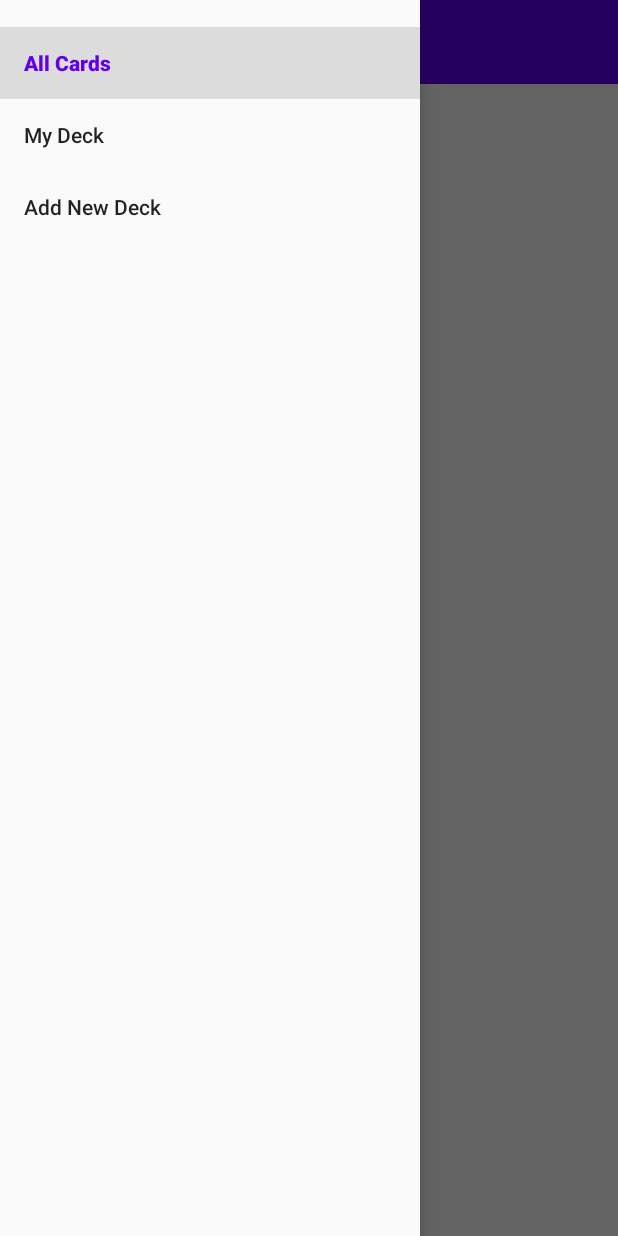
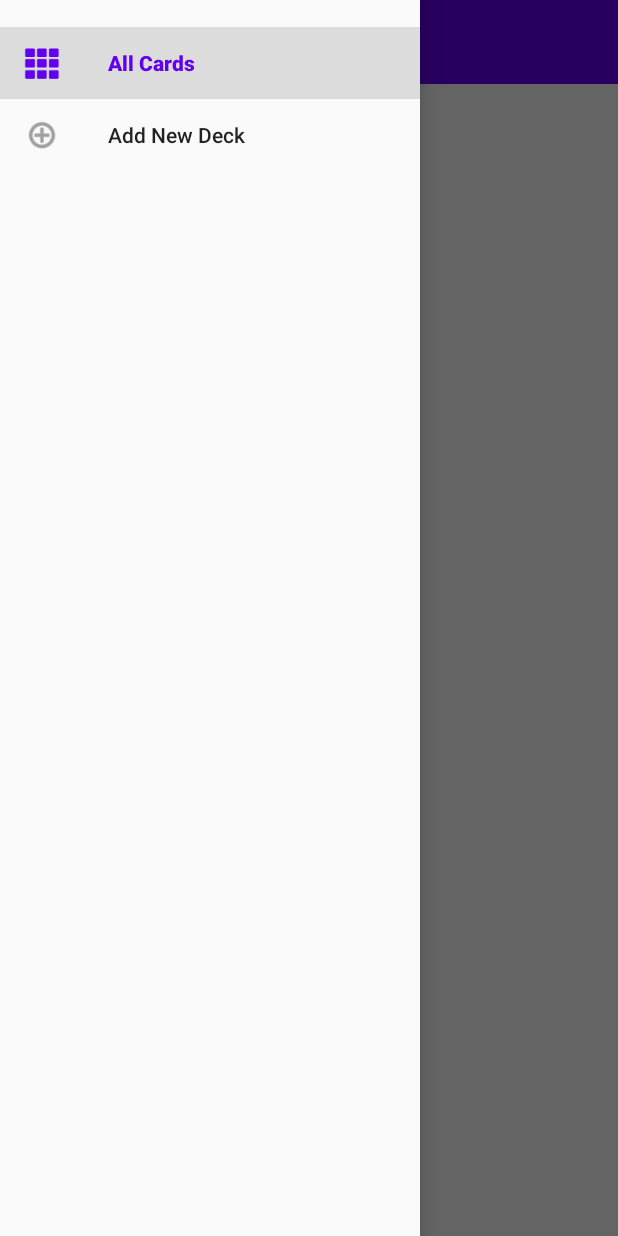
Before and after one commit to JairZijp/HSDeckMaker, an Android app: the fragment DeckFragment placed in its activity, with the side drawer open, on a phone screen of 412 x 824 dp. Run offline under Robolectric (Android 15) with nearby library versions, the phone set to English and light mode, and no system bars; our stand-ins replace Room's generated code; pictures from the network do not load; 3 statements that could not run were skipped.

Commit message:
add deck pages

```diff
--- a/app/src/main/java/com/example/hsdeckmaker/database/CardDao.kt
+++ b/app/src/main/java/com/example/hsdeckmaker/database/CardDao.kt
@@ -26,7 +26,7 @@ interface CardDao {
     suspend fun insertDeck(deck: Deck)
 
     @Query("SELECT * FROM cards WHERE deck_id = :deckId")
-    fun getCardsFromDeck(deckId: Int): List<Deck>
+    fun getCardsFromDeck(deckId: Int): List<CardItem>
 
     @Query("SELECT * FROM decks")
     fun getDecks(): List<Deck>
--- a/app/src/main/java/com/example/hsdeckmaker/ui/CardSingleViewModel.kt
+++ b/app/src/main/java/com/example/hsdeckmaker/ui/CardSingleViewModel.kt
@@ -20,14 +20,9 @@ class CardSingleViewModel(application: Application) : AndroidViewModel(applicati
 
     fun setCard(card:CardItem) = cardItem.setValue(card)
 
-    fun getCardsFromDeck(deck_id: Int): List<Deck> {
-        return cardRepository.getCardsFromDeck(deck_id);
-    }
-
     // Check if card is already in deck
     fun isCardInDeck(card_id: String, deck_id: Int?) : Boolean {
         val check = cardRepository.isCardInDeck(card_id, deck_id!!)
-        Log.d("isCardInDeck : ", check.toString())
 
         if (check == 1) {
             return true
--- a/app/src/main/java/com/example/hsdeckmaker/ui/DeckViewModel.kt
+++ b/app/src/main/java/com/example/hsdeckmaker/ui/DeckViewModel.kt
@@ -1,20 +1,33 @@
 package com.example.hsdeckmaker.ui
 
 import android.app.Application
+import android.util.Log
 import androidx.lifecycle.AndroidViewModel
+import androidx.lifecycle.LiveData
 import androidx.lifecycle.MutableLiveData
 import com.example.hsdeckmaker.database.CardRepository
+import com.example.hsdeckmaker.model.Card
 import com.example.hsdeckmaker.model.CardItem
 import com.example.hsdeckmaker.model.Deck
 import kotlinx.coroutines.CoroutineScope
 import kotlinx.coroutines.Dispatchers
 import kotlinx.coroutines.launch
+import retrofit2.Call
+import retrofit2.Callback
+import retrofit2.Response
 
 class DeckViewModel(application: Application) : AndroidViewModel(application) {
 
     private val cardsRepository = CardRepository(application.applicationContext)
     private val ioScope = CoroutineScope(Dispatchers.IO)
+    var cardsPage = ArrayList<CardItem>()
+    val error = MutableLiveData<String>()
     var name: String = ""
+
+    fun getCardsFromDeck(deckId: Int) {
+        cardsPage = cardsRepository.getCardsFromDeck(deckId) as ArrayList<CardItem>
+        Log.d("cardspage view", cardsPage.toString())
+    }
 
     fun insertDeck(deck: Deck) {
         ioScope.launch {
--- a/app/src/main/java/com/example/hsdeckmaker/ui/MainActivityViewModel.kt
+++ b/app/src/main/java/com/example/hsdeckmaker/ui/MainActivityViewModel.kt
@@ -20,14 +20,11 @@ class MainActivityViewModel(application: Application) : AndroidViewModel(applica
     private val cardsRepository = CardsRepository(application.applicationContext)
     val cardsPage = MutableLiveData<Card>()
     val error = MutableLiveData<String>()
-    val progressBarStatus = MutableLiveData<Boolean>(false)
 
     private val cardRepository = CardRepository(application.applicationContext)
     private val ioScope = CoroutineScope(Dispatchers.IO)
 
     fun getCards() {
-
-        progressBarStatus.value = true
         val call: Call<Card> = cardsRepository.getCards()
         call.enqueue(object : Callback<Card> {
             override fun onResponse(
--- a/app/src/main/java/com/example/hsdeckmaker/ui/fragments/DeckFragment.kt
+++ b/app/src/main/java/com/example/hsdeckmaker/ui/fragments/DeckFragment.kt
@@ -1,31 +1,98 @@
 package com.example.hsdeckmaker.ui.fragments
 
 import android.os.Bundle
+import android.util.Log
 import android.view.LayoutInflater
 import android.view.View
 import android.view.ViewGroup
+import android.view.ViewTreeObserver
+import android.widget.Toast
 import androidx.fragment.app.Fragment
+import androidx.fragment.app.FragmentTransaction
+import androidx.lifecycle.Observer
+import androidx.lifecycle.ViewModelProvider
+import androidx.lifecycle.ViewModelProviders
+import androidx.recyclerview.widget.GridLayoutManager
+import androidx.recyclerview.widget.RecyclerView
 import com.example.hsdeckmaker.R
+import com.example.hsdeckmaker.model.CardAdapter
+import com.example.hsdeckmaker.model.CardItem
+import com.example.hsdeckmaker.ui.CardSingleViewModel
+import com.example.hsdeckmaker.ui.DeckViewModel
+import com.example.hsdeckmaker.ui.MainActivityViewModel
+import kotlinx.android.synthetic.main.fragment_all_cards.view.*
 import kotlinx.android.synthetic.main.fragment_deck.view.*
 
 class DeckFragment : Fragment() {
 
+    private lateinit var viewModel: MainActivityViewModel
+    private lateinit var viewOfLayout: View
+    private lateinit var cardModel: CardSingleViewModel
+    private lateinit var deckModel: DeckViewModel
+    private val cards = ArrayList<CardItem>()
+    private val cardAdapter = CardAdapter(cards) {card -> onCardClick(card) }
+    private var deckName by FragmentArgumentDelegate<String>()
+    private var deckId by FragmentArgumentDelegate<Int>()
+
     companion object {
-        fun newInstance(): Fragment {
-            return DeckFragment()
+        fun newInstance(deckName: String, deckId: Int) = DeckFragment().apply {
+            this.deckName = deckName
+            this.deckId = deckId
         }
     }
 
     override fun onCreate(savedInstanceState: Bundle?) {
         super.onCreate(savedInstanceState)
+        initViewModel()
+        deckModel.getCardsFromDeck(deckId)
     }
 
     override fun onCreateView(inflater: LayoutInflater, container: ViewGroup?, savedInstanceState: Bundle?): View? {
-        return inflater.inflate(R.layout.fragment_deck, container, false)
+        viewOfLayout = inflater!!.inflate(R.layout.fragment_deck, container, false)
+        val gridLayoutManager = GridLayoutManager(activity, 2, RecyclerView.VERTICAL, false)
+        viewOfLayout.deckCards.layoutManager = gridLayoutManager
+
+        viewOfLayout.deckCards.viewTreeObserver.addOnGlobalLayoutListener(object : ViewTreeObserver.OnGlobalLayoutListener {
+            override fun onGlobalLayout() {
+                viewOfLayout.deckCards.viewTreeObserver.removeOnGlobalLayoutListener(this)
+                gridLayoutManager.requestLayout()
+            }
+        })
+
+        viewOfLayout.deckCards.adapter = cardAdapter
+        return viewOfLayout;
     }
 
     override fun onViewCreated(view: View, savedInstanceState: Bundle?) {
         super.onViewCreated(view, savedInstanceState)
-        view.textTitle.text=getString(R.string.my_deck)
+        Log.d("CaRDSS", deckModel.cardsPage.toString())
+        cards.addAll(deckModel.cardsPage)
+        getActivity()?.setTitle(deckName);
     }
+
+    private fun initViewModel() {
+        deckModel = ViewModelProvider(this).get(DeckViewModel::class.java)
+        viewModel = ViewModelProvider(this).get(MainActivityViewModel::class.java)
+
+        viewModel.error.observe(this, Observer {
+            Toast.makeText(getActivity(), it, Toast.LENGTH_LONG).show()
+        })
+    }
+
+    private fun onCardClick(card: CardItem) {
+        cardModel = ViewModelProviders.of(activity!!).get(CardSingleViewModel::class.java)
+        cardModel!!.setCard(card)
+
+        // TODO: create global method for this
+        // findNavController is not working for some reason, seems to be a problem with gradle version:
+        // https://stackoverflow.com/questions/51890039/android-unresolved-reference-findnavcontroller-error
+        // Alternative:
+        val myfragment = CardFragment()
+        val fragmentTransaction = fragmentManager!!.beginTransaction()
+        fragmentTransaction.replace(R.id.frameLayout, myfragment)
+        fragmentTransaction.setTransition(FragmentTransaction.TRANSIT_FRAGMENT_FADE)
+        fragmentTransaction.addToBackStack(null)
+        fragmentTransaction.commit()
+    }
+
 }
--- a/app/src/main/res/menu/nav_view.xml
+++ b/app/src/main/res/menu/nav_view.xml
@@ -1,12 +1,14 @@
 <?xml version="1.0" encoding="utf-8"?>
 <menu xmlns:android="http://schemas.android.com/apk/res/android">
     <group android:id="@+id/grp1" android:checkableBehavior="single">
-        <item android:id="@+id/all_cards"
-            android:title="All Cards"/>
-        <item android:id="@+id/my_deck"
-            android:title="My Deck"/>
-        <item android:id="@+id/new_deck"
-            android:title="Add New Deck"/>
+        <item
+            android:id="@+id/all_cards"
+            android:icon="@android:drawable/ic_dialog_dialer"
+            android:title="All Cards" />
+        <item
+            android:id="@+id/new_deck"
+            android:icon="@android:drawable/ic_menu_add"
+            android:title="Add New Deck" />
     </group>
 
     <group android:id="@+id/grp2" android:checkableBehavior="single">
--- a/app/src/main/res/values/strings.xml
+++ b/app/src/main/res/values/strings.xml
@@ -10,4 +10,5 @@
     <string name="add_to_deck">Add this card to your deck(s)</string>
     <string name="save">Save</string>
     <string name="save_text">Saved!</string>
+    <string name="deck_title">Deck:</string>
 </resources>
```
Also changed, not shown: app/src/main/java/com/example/hsdeckmaker/database/CardRepository.kt (+1 -9 lines), app/src/main/java/com/example/hsdeckmaker/ui/MainActivity.kt (+9 -5 lines), app/src/main/java/com/example/hsdeckmaker/ui/fragments/FragmentArgumentDelegate.kt (added, +54 -0 lines), app/src/main/res/layout/fragment_deck.xml (+12 -10 lines).
